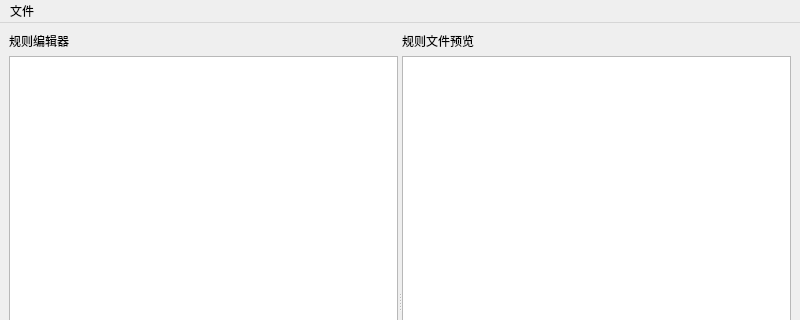
The window that ruleediter.ui (VanShun/Qt_Parser) describes before a commit, drawn with Qt 5; both pictures show x 0 to 800 and y 0 to 320 of the 800 by 600 pixel window.
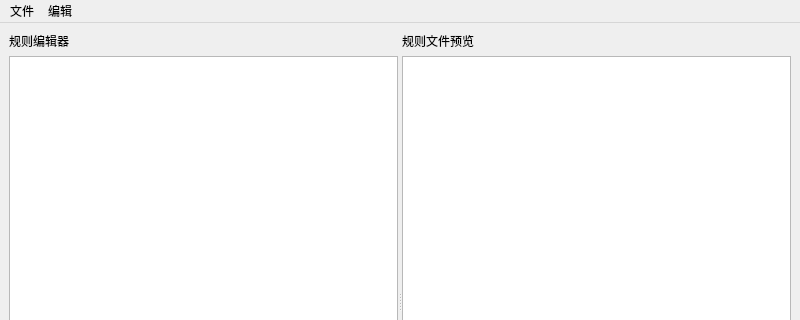
The same window after the commit.

Commit message: Fixed:初步修改完成规则编辑器数据表格部分

The edit to the form file:
```diff
--- a/ruleediter.ui
+++ b/ruleediter.ui
@@ -80,7 +80,18 @@
     <addaction name="act_Save"/>
     <addaction name="act_Saveto"/>
    </widget>
+   <widget class="QMenu" name="menu_2">
+    <property name="title">
+     <string>编辑</string>
+    </property>
+    <addaction name="act_Insert"/>
+    <addaction name="act_Apend"/>
+    <addaction name="act_Delete"/>
+    <addaction name="act_Undo"/>
+    <addaction name="act_trunc"/>
+   </widget>
    <addaction name="menu"/>
+   <addaction name="menu_2"/>
   </widget>
   <widget class="QStatusBar" name="statusbar"/>
   <action name="act_Save">
```
Left out of the diff: 57 changed lines with no effect on the pictures. The commit also changes 5 other files.
